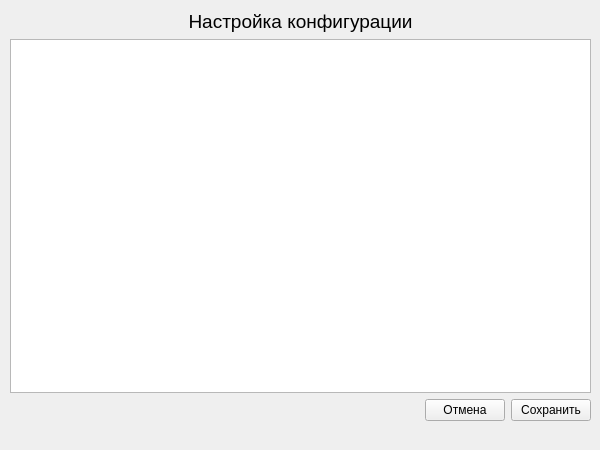
mshnschnko/rabbitmq-broker, file client/rabbitmq_client/ui/config_edit_window.ui: the form before one commit.
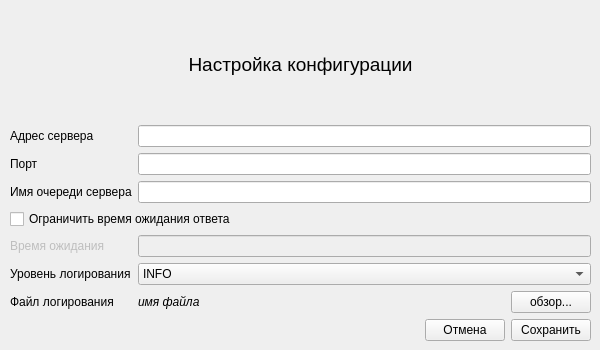
The form after the commit.

Commit message: user friendly config editor

Patch:
```diff
--- a/client/rabbitmq_client/ui/config_edit_window.ui
+++ b/client/rabbitmq_client/ui/config_edit_window.ui
@@ -7,7 +7,7 @@
     <x>0</x>
     <y>0</y>
     <width>600</width>
-    <height>450</height>
+    <height>350</height>
    </rect>
   </property>
   <property name="windowTitle">
@@ -19,7 +19,7 @@
      <x>10</x>
      <y>10</y>
      <width>581</width>
-     <height>411</height>
+     <height>331</height>
     </rect>
    </property>
    <layout class="QVBoxLayout" name="layout">
@@ -39,7 +39,137 @@
      </widget>
     </item>
     <item>
-     <widget class="QTextEdit" name="config_edit"/>
+     <layout class="QGridLayout" name="settings_layout">
+      <item row="0" column="1">
+       <widget class="QLineEdit" name="host_ip_edit"/>
+      </item>
+      <item row="2" column="1">
+       <widget class="QLineEdit" name="server_queue_edit"/>
+      </item>
+      <item row="0" column="0">
+       <widget class="QLabel" name="host_ip_label">
+        <property name="text">
+         <string>Адрес сервера</string>
+        </property>
+       </widget>
+      </item>
+      <item row="6" column="1">
+       <widget class="QComboBox" name="log_level_combobox">
+        <property name="currentIndex">
+         <number>1</number>
+        </property>
+        <item>
+         <property name="text">
+          <string>DEBUG</string>
+         </property>
+        </item>
+        <item>
+         <property name="text">
+          <string>INFO</string>
+         </property>
+        </item>
+        <item>
+         <property name="text">
+          <string>WARNING</string>
+         </property>
+        </item>
+        <item>
+         <property name="text">
+          <string>ERROR</string>
+         </property>
+        </item>
+        <item>
+         <property name="text">
+          <string>CRITICAL</string>
+         </property>
+        </item>
+       </widget>
+      </item>
+      <item row="6" column="0">
+       <widget class="QLabel" name="log_leve_label">
+        <property name="text">
+         <string>Уровень логирования</string>
+        </property>
+       </widget>
+      </item>
+      <item row="5" column="0">
+       <widget class="QLabel" name="time_limit_label">
+        <property name="enabled">
+         <bool>false</bool>
+        </property>
+        <property name="text">
+         <string>Время ожидания</string>
+        </property>
+       </widget>
+      </item>
+      <item row="10" column="0">
+       <widget class="QLabel" name="logfile_setting_label">
+        <property name="text">
+         <string>Файл логирования</string>
+        </property>
+       </widget>
+      </item>
+      <item row="1" column="0">
+       <widget class="QLabel" name="port_label">
+        <property name="text">
+         <string>Порт</string>
+        </property>
+       </widget>
+      </item>
+      <item row="2" column="0">
+       <widget class="QLabel" name="server_queue_label">
+        <property name="text">
+         <string>Имя очереди сервера</string>
+        </property>
+       </widget>
+      </item>
+      <item row="1" column="1">
+       <widget class="QLineEdit" name="port_edit"/>
+      </item>
+      <item row="10" column="1">
+       <layout class="QHBoxLayout" name="logfile_name_layout">
+        <item>
+         <widget class="QLabel" name="logfile_name_label">
+          <property name="font">
+           <font>
+            <italic>true</italic>
+           </font>
+          </property>
+          <property name="text">
+           <string>имя файла</string>
+          </property>
+         </widget>
+        </item>
+        <item>
+         <widget class="QPushButton" name="browse_logfile_btn">
+          <property name="sizePolicy">
+           <sizepolicy hsizetype="Maximum" vsizetype="Fixed">
+            <horstretch>0</horstretch>
+            <verstretch>0</verstretch>
+           </sizepolicy>
+          </property>
+          <property name="text">
+           <string>обзор...</string>
+          </property>
+         </widget>
+        </item>
+       </layout>
+      </item>
+      <item row="3" column="0" colspan="2">
+       <widget class="QCheckBox" name="time_limit_checkbox">
+        <property name="text">
+         <string>Ограничить время ожидания ответа</string>
+        </property>
+       </widget>
+      </item>
+      <item row="5" column="1">
+       <widget class="QLineEdit" name="time_limit_edit">
+        <property name="enabled">
+         <bool>false</bool>
+        </property>
+       </widget>
+      </item>
+     </layout>
     </item>
     <item>
      <layout class="QHBoxLayout" name="btns_layout">
```
The commit also changes 8 other files.
